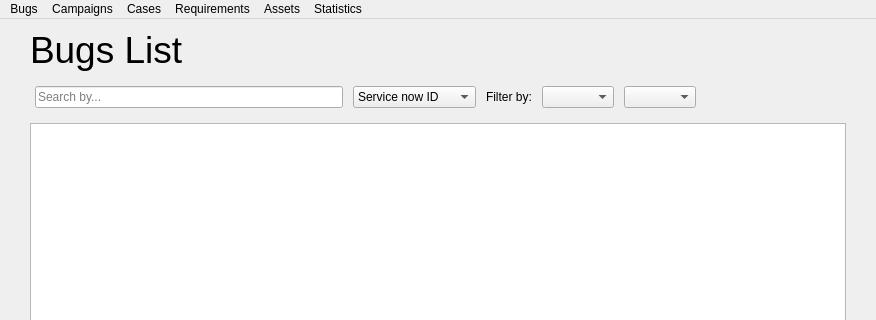
The window that ui/main.ui (vazmasero/UAT-Tool) describes before a commit, drawn with Qt 5; both pictures show x 0 to 876 and y 0 to 320 of the 876 by 634 pixel window.
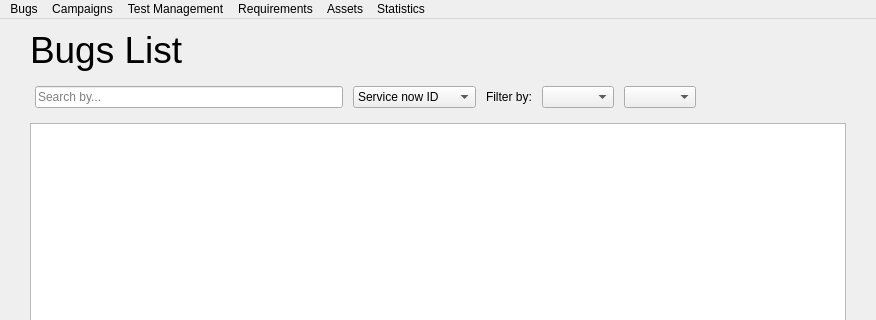
The same window after the commit. The open tabs and pages were chosen to show the change.

Diff of the .ui file:
```diff
--- a/ui/main.ui
+++ b/ui/main.ui
@@ -555,7 +555,7 @@
      <x>0</x>
      <y>0</y>
      <width>876</width>
-     <height>22</height>
+     <height>33</height>
     </rect>
    </property>
    <widget class="QMenu" name="menu_bugs">
@@ -572,9 +572,9 @@
     <addaction name="action_new_campaign"/>
     <addaction name="action_view_campaigns"/>
    </widget>
-   <widget class="QMenu" name="menu_cases">
+   <widget class="QMenu" name="menu_management">
     <property name="title">
-     <string>Cases</string>
+     <string>Test Management</string>
     </property>
     <widget class="QMenu" name="menu_new_test">
      <property name="title">
@@ -619,7 +619,7 @@
    </widget>
    <addaction name="menu_bugs"/>
    <addaction name="menu_campaigns"/>
-   <addaction name="menu_cases"/>
+   <addaction name="menu_management"/>
    <addaction name="menu_requirements"/>
    <addaction name="menu_assets"/>
    <addaction name="menu_statistics"/>
```
Left out of the diff: 12 changed lines with no effect on the pictures.
